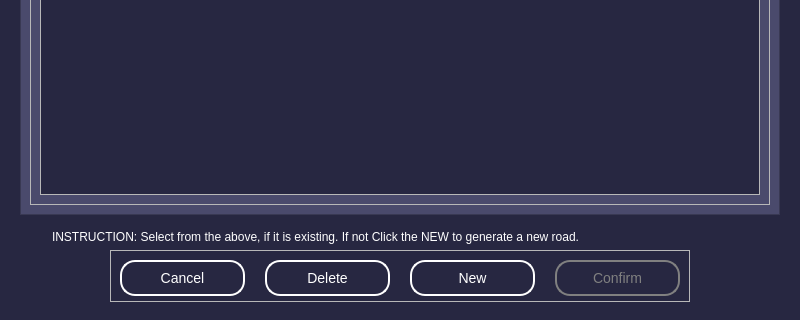
First picture: the form in Client/roadSetUp_phase1.ui, repository lordsiinbal/Thesis101, before the edit; both pictures show x 0 to 800 and y 280 to 600 of the 800 by 600 pixel window.
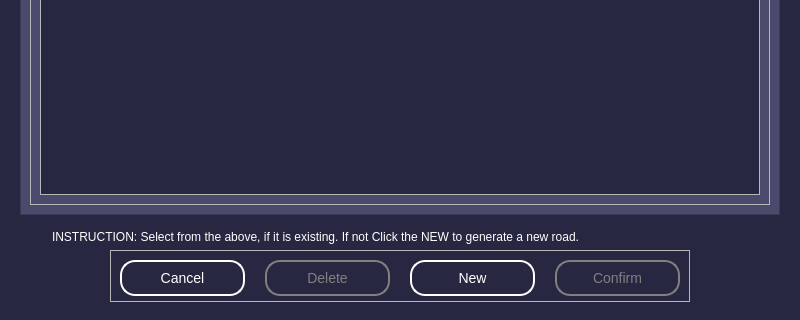
Second picture: the form after the edit.

Patch:
```diff
--- a/Client/roadSetUp_phase1.ui
+++ b/Client/roadSetUp_phase1.ui
@@ -198,6 +198,12 @@
 color:gray;
 font-size:14px;
 }
+#btnDelete{
+border:2px solid gray;
+border-radius:15px;
+color:gray;
+font-size:14px;
+}
 </string>
             </property>
             <property name="frameShape">
@@ -228,6 +234,9 @@
              </item>
              <item>
               <widget class="QPushButton" name="btnDelete">
+               <property name="enabled">
+                <bool>false</bool>
+               </property>
                <property name="minimumSize">
                 <size>
                  <width>125</width>
```
